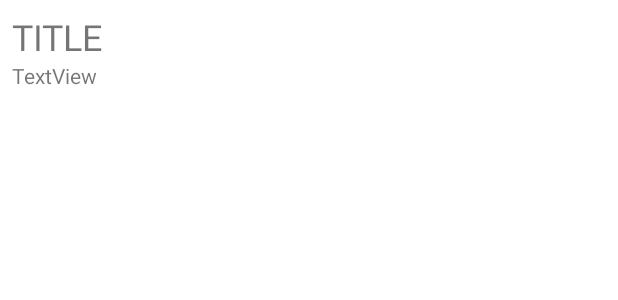
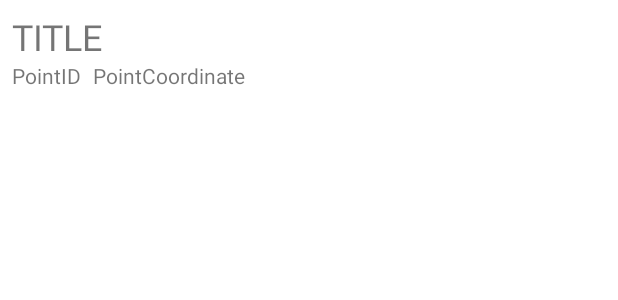
Before and after one commit to MS-kadai/tracker-android, an Android app: the layout viewholder_point.xml on its own in the app's theme, with its tools: preview values and no code run, on a phone screen of 412 x 824 dp. Shown: the top 300 px of the screen. Run offline under Robolectric (Android 15) with nearby library versions, the phone set to English and light mode, and no system bars.

Commit message:
きれいにしたりした

```diff
--- a/app/src/main/java/one/nem/tracker_kadai/route.java
+++ b/app/src/main/java/one/nem/tracker_kadai/route.java
@@ -74,13 +74,13 @@ public class route extends Fragment {
 
                     ResponseRoutePoint responseRoutePoint = objectMapper.readValue(response_body, ResponseRoutePoint.class);
                     List<String> pointNameList = new ArrayList<>();
-                    List<Integer> pointIdList = new ArrayList<>();
+                    List<String> pointIdListStr = new ArrayList<>();
                     List<String> pointCoordinateList = new ArrayList<>();
                     for(int i = 0; i < responseRoutePoint.length; i++) {
                         pointNameList.add(responseRoutePoint.route.get(i).point_name);
                     }
                     for(int i = 0; i < responseRoutePoint.length; i++) {
-                        pointIdList.add(responseRoutePoint.route.get(i).point_id);
+                        pointIdListStr.add(String.valueOf(responseRoutePoint.route.get(i).point_id));
                     }
                     for(int i = 0; i < responseRoutePoint.length; i++) {
                         pointCoordinateList.add(responseRoutePoint.route.get(i).coordinate);
@@ -94,7 +94,7 @@ public class route extends Fragment {
                             RecyclerView route_recycler_view = view.findViewById(R.id.route_recycler_view);
                             RecyclerView.LayoutManager layoutManager = new LinearLayoutManager(requireContext());
                             route_recycler_view.setLayoutManager(layoutManager);
-                            RecyclerView.Adapter<PointListAdapter.PointListViewHolder> pointListAdapter = new PointListAdapter(pointNameList, pointCoordinateList);
+                            RecyclerView.Adapter<PointListAdapter.PointListViewHolder> pointListAdapter = new PointListAdapter(pointNameList, pointCoordinateList, pointIdListStr);
                             route_recycler_view.setAdapter(pointListAdapter);
                         }
                     });
--- a/app/src/main/res/layout/viewholder_point.xml
+++ b/app/src/main/res/layout/viewholder_point.xml
@@ -10,7 +10,7 @@
         android:layout_height="match_parent">
 
         <LinearLayout
-            android:layout_width="wrap_content"
+            android:layout_width="match_parent"
             android:layout_height="wrap_content"
             android:layout_marginStart="8dp"
             android:layout_marginTop="8dp"
@@ -27,11 +27,24 @@
                 android:text="TITLE"
                 android:textSize="24dp" />
 
-            <TextView
-                android:id="@+id/route_point_coordinates"
-                android:layout_width="wrap_content"
-                android:layout_height="wrap_content"
-                android:text="TextView" />
+            <LinearLayout
+                android:layout_width="match_parent"
+                android:layout_height="match_parent"
+                android:orientation="horizontal">
+
+                <TextView
+                    android:id="@+id/route_point_id"
+                    android:layout_width="wrap_content"
+                    android:layout_height="wrap_content"
+                    android:text="PointID" />
+
+                <TextView
+                    android:id="@+id/route_point_coordinates"
+                    android:layout_width="wrap_content"
+                    android:layout_height="wrap_content"
+                    android:text="PointCoordinate"
+                    android:layout_marginLeft="12px"/>
+            </LinearLayout>
 
         </LinearLayout>
 
```
Also changed, not shown: app/src/main/java/one/nem/tracker_kadai/PointListAdapter.java (+6 -2 lines).
